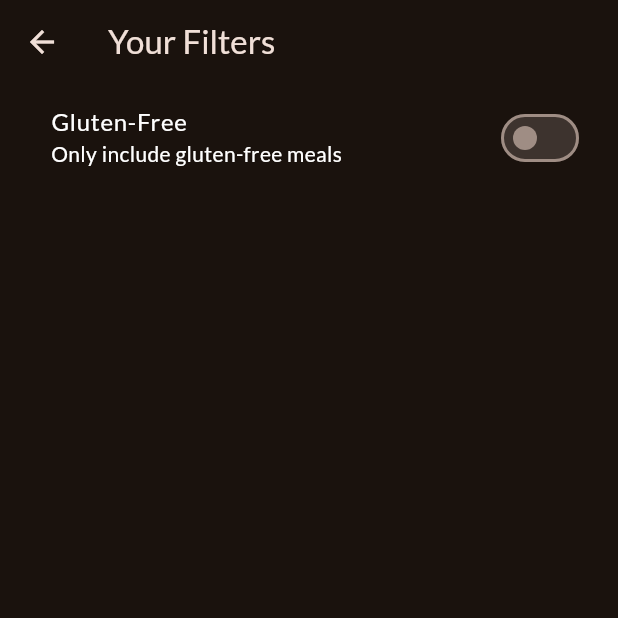
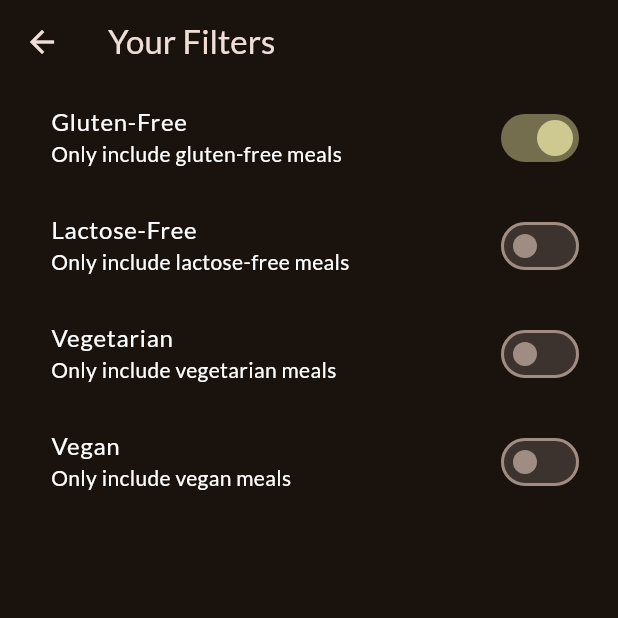
Before and after one commit to VesaGorani00/MealsApp, a Flutter app: the FiltersScreen screen opened directly, after a tap on "Gluten-Free", on a phone screen of 412 x 824 dp, the top half of it. Run offline on Flutter 3.47's test engine with Material 3 defaults, Android fonts, the phone set to English and light mode, and no system bars; our stand-ins replace google_fonts, transparent_image.

```diff
--- a/lib/screens/filters.dart
+++ b/lib/screens/filters.dart
@@ -1,5 +1,7 @@
 import 'package:flutter/cupertino.dart';
 import 'package:flutter/material.dart';
+import 'package:meals/screens/tabs.dart';
+import 'package:meals/widgets/main_drawer.dart';
 
 class FiltersScreen extends StatefulWidget {
   const FiltersScreen({super.key});
@@ -12,24 +14,82 @@ class FiltersScreen extends StatefulWidget {
 
 class FiltersScreenState extends State<FiltersScreen> {
   var glutenFreeFilterSet = false;
+  var lactoseFreeFilterSet = false;
+  var vegetarianFilterSet = false;
+  var veganFilterSet = false;
 
 
   @override
   Widget build(BuildContext context) {
     return Scaffold(
       appBar: AppBar(title: Text('Your Filters')),
+      // drawer: MainDrawer(
+      //   onSelectScreen: (identifier) {
+      //     Navigator.of(context).pop();
+      //     if (identifier == 'meals') {
+      //       Navigator.of(
+      //         context,
+      //       ).push(MaterialPageRoute(builder: (ctx) => TabsScreen()));
+      //     }
+      //   },
+      // ),
       body: Column(
         children: [
           SwitchListTile(
             value: glutenFreeFilterSet,
             onChanged: (isChecked) {
-                setState(() {
-                  glutenFreeFilterSet;
-                });
+              setState(() {
+                glutenFreeFilterSet = isChecked;
+              });
             },
             title: Text('Gluten-Free', style: TextStyle(color: Colors.white)),
             subtitle: Text(
               'Only include gluten-free meals',
+              style: TextStyle(color: Colors.white),
+            ),
+            activeColor: Theme.of(context).colorScheme.tertiary,
+            contentPadding: EdgeInsets.only(left: 34, right: 22),
+          ),
+          SwitchListTile(
+            value: lactoseFreeFilterSet,
+            onChanged: (isChecked) {
+              setState(() {
+                lactoseFreeFilterSet = isChecked;
+              });
+            },
+            title: Text('Lactose-Free', style: TextStyle(color: Colors.white)),
+            subtitle: Text(
+              'Only include lactose-free meals',
+              style: TextStyle(color: Colors.white),
+            ),
+            activeColor: Theme.of(context).colorScheme.tertiary,
+            contentPadding: EdgeInsets.only(left: 34, right: 22),
+          ),
+          SwitchListTile(
+            value: vegetarianFilterSet,
+            onChanged: (isChecked) {
+              setState(() {
+                vegetarianFilterSet = isChecked;
+              });
+            },
+            title: Text('Vegetarian', style: TextStyle(color: Colors.white)),
+            subtitle: Text(
+              'Only include vegetarian meals',
+              style: TextStyle(color: Colors.white),
+            ),
+            activeColor: Theme.of(context).colorScheme.tertiary,
+            contentPadding: EdgeInsets.only(left: 34, right: 22),
+          ),
+          SwitchListTile(
+            value: veganFilterSet,
+            onChanged: (isChecked) {
+              setState(() {
+                veganFilterSet = isChecked;
+              });
+            },
+            title: Text('Vegan', style: TextStyle(color: Colors.white)),
+            subtitle: Text(
+              'Only include vegan meals',
               style: TextStyle(color: Colors.white),
             ),
             activeColor: Theme.of(context).colorScheme.tertiary,
```
Also changed, not shown: lib/screens/tabs.dart (+7 -3 lines).
